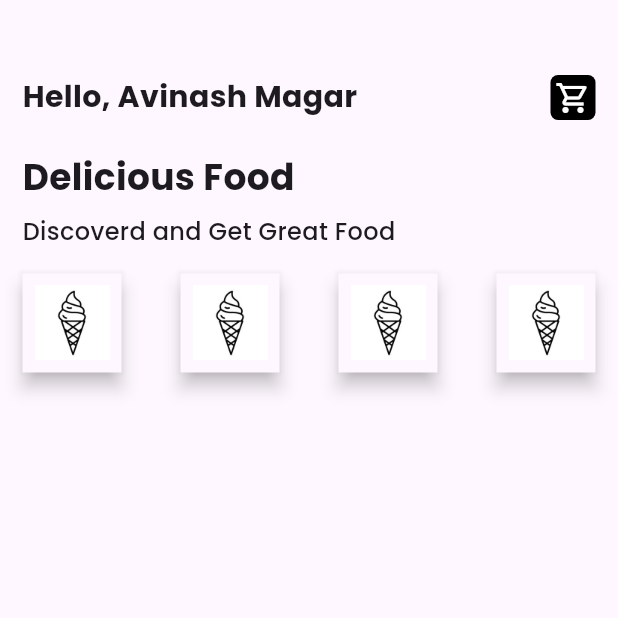
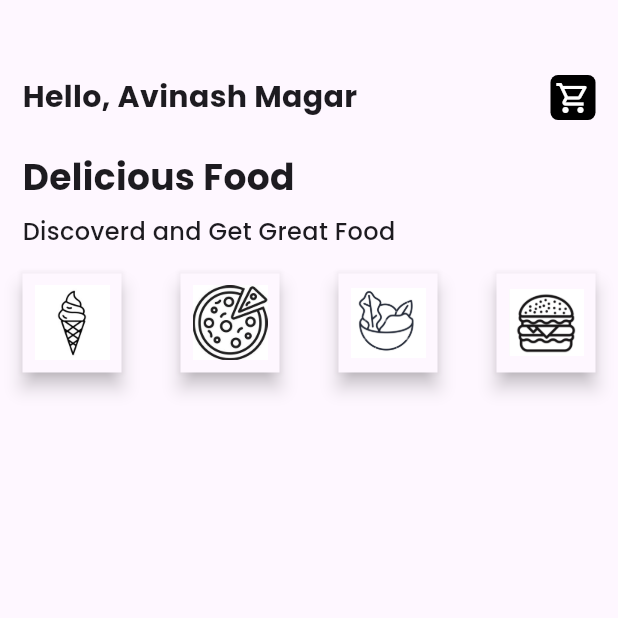
Before and after one commit to Avinash174/khana-khazana, a Flutter app: the screen it shows after launch, on a phone screen of 412 x 824 dp, the top half of it. Run offline on Flutter 3.47's test engine with Material 3 defaults, Android fonts, the phone set to English and light mode, and no system bars; our stand-ins replace google_fonts.

Commit message:
new changes done

```diff
--- a/lib/pages/home_page.dart
+++ b/lib/pages/home_page.dart
@@ -99,7 +99,7 @@ class _HomePageState extends State<HomePage> {
                       ),
                     ),
                     child: Image.asset(
-                      'assets/icons/icon_ice_cream.jpeg',
+                      'assets/icons/icon_pizza.jpeg',
                       height: 50,
                       width: 50,
                     ),
@@ -115,7 +115,7 @@ class _HomePageState extends State<HomePage> {
                       ),
                     ),
                     child: Image.asset(
-                      'assets/icons/icon_ice_cream.jpeg',
+                      'assets/icons/icon_salad.png',
                       height: 50,
                       width: 50,
                     ),
@@ -131,7 +131,7 @@ class _HomePageState extends State<HomePage> {
                       ),
                     ),
                     child: Image.asset(
-                      'assets/icons/icon_ice_cream.jpeg',
+                      'assets/icons/icon_burger.png',
                       height: 50,
                       width: 50,
                     ),
```
